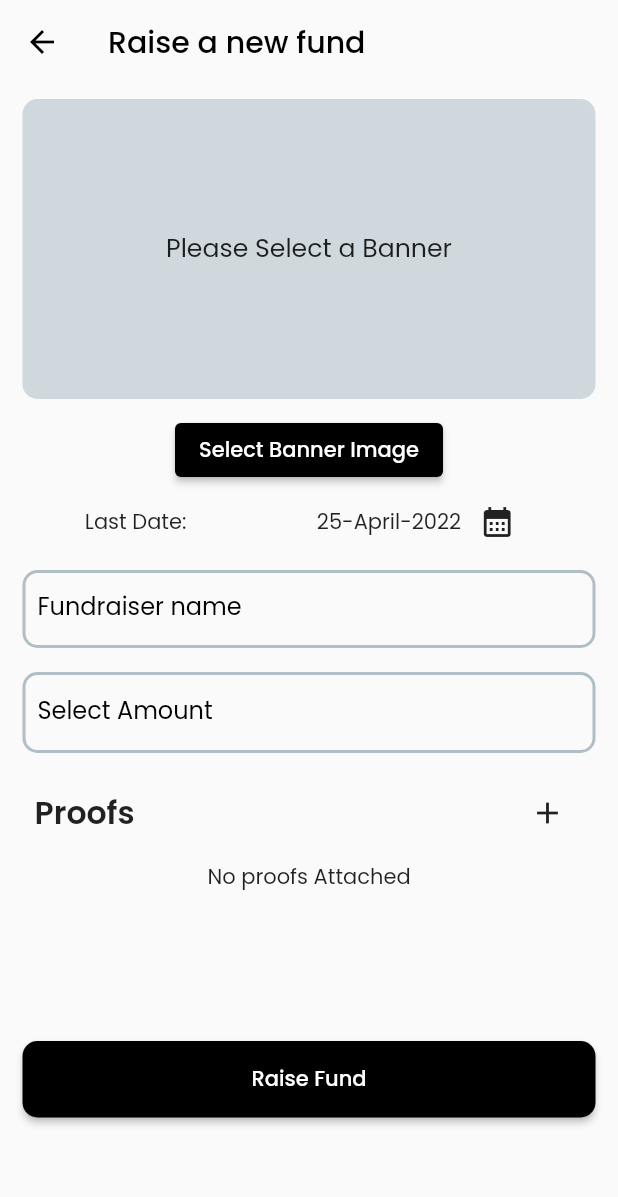
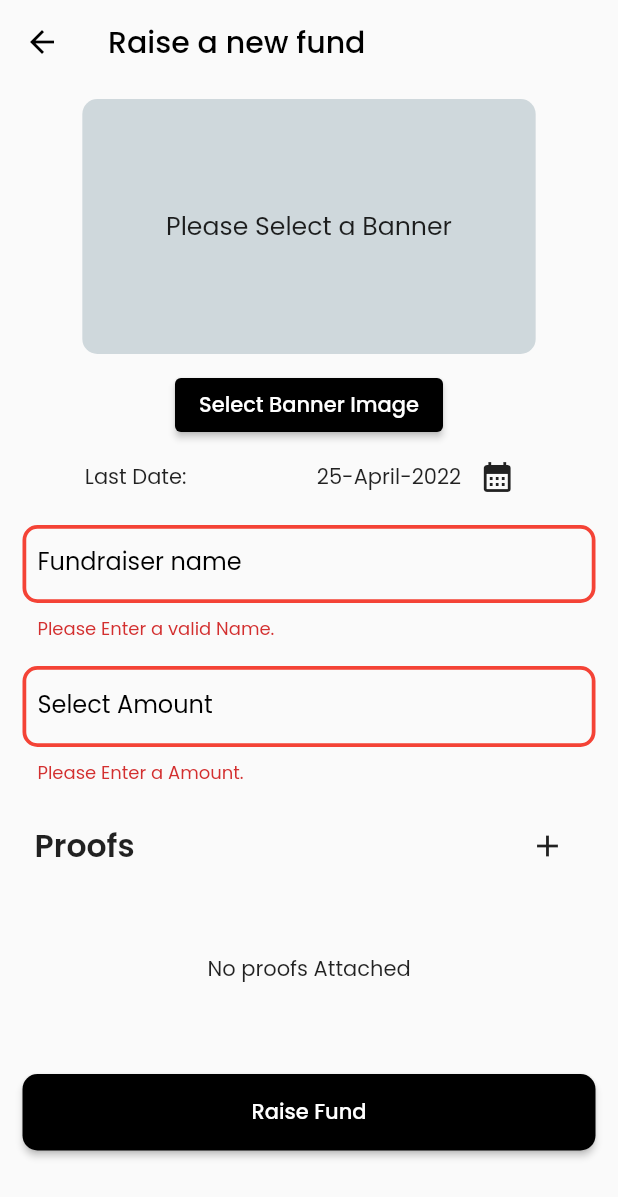
Before and after one commit to Invest-Mate/Mobile-Frontend, a Flutter app: the NewFundScreen screen opened directly, after a tap on "Raise Fund", on a phone screen of 412 x 824 dp. Shown: the top 1197 px of the screen. Run offline on Flutter 3.47's test engine with Material 2 defaults, Android fonts, the phone set to English and light mode, and no system bars; our stand-ins replace carousel_slider, dotted_border, file_picker, introduction_screen, page_transition, readmore; missing offline and left inert: circular_reveal_animation, syncfusion_flutter_pdfviewer.

Commit message:
Update new_fund_screen.dart

```diff
--- a/lib/screens/add_fundraiser/new_fund_screen.dart
+++ b/lib/screens/add_fundraiser/new_fund_screen.dart
@@ -15,9 +15,10 @@ class NewFundScreen extends StatefulWidget {
 }
 
 class _NewFundScreenState extends State<NewFundScreen> {
+  final _formKey = GlobalKey<FormState>();
   final TextEditingController _name = TextEditingController();
+  final TextEditingController _money = TextEditingController();
 
-  final TextEditingController _money = TextEditingController();
   DateTime? lastDate = DateTime.now().add(const Duration(days: 7));
   String dateString = "Select";
   File? bannerImage;
@@ -25,8 +26,24 @@ class _NewFundScreenState extends State<NewFundScreen> {
   List<Map<String, String>> _proofs = [];
   // _files = Temp files stored before converting them to _proofs
   List<FilePickerResult> _files = [];
+
+  bool _isUploading = false;
   @override
   Widget build(BuildContext context) {
+    void convertFilesToProofsList() {
+      _proofs.clear();
+      for (var file in _files) {
+        // Upload files to database
+        // get url link
+        String fileUrl = "File URL here";
+        // adding to proofs
+        _proofs.add({
+          "fileName": file.files.first.name,
+          "fileUrl": fileUrl,
+        });
+      }
+    }
+
     void addFileAsProofs() async {
       MyFilePicker _myPicker = MyFilePicker();
       FilePickerResult? file = await _myPicker.pickFileForProof();
@@ -38,6 +55,32 @@ class _NewFundScreenState extends State<NewFundScreen> {
       }
     }
 
+    Future<void> newFund() async {
+      bool isValid = _formKey.currentState!.validate();
+      if (!isValid) {
+        return;
+      }
+      if (_files.isEmpty) {
+        ScaffoldMessenger.of(context).showSnackBar(
+          const SnackBar(
+            content: Text("Please Upload some valid proof"),
+          ),
+        );
+        return;
+      }
+      setState(() {
+        _isUploading = true;
+      });
+      convertFilesToProofsList();
+      for (var element in _proofs) {
+        log(element.toString() + "\n");
+      }
+      // upload stuff to document
+      setState(() {
+        _isUploading = false;
+      });
+    }
+
     return Scaffold(
       appBar: AppBar(
         backgroundColor: Colors.transparent,
@@ -46,6 +89,7 @@ class _NewFundScreenState extends State<NewFundScreen> {
         title: const Text("Raise a new fund"),
       ),
       body: Form(
+          key: _formKey,
           child: SingleChildScrollView(
             child: Padding(
               padding: const EdgeInsets.symmetric(horizontal: 15),
@@ -62,8 +106,8 @@ class _NewFundScreenState extends State<NewFundScreen> {
                             ? Colors.white
                             : Colors.blueGrey[100],
                       ),
-                  height: 200,
-                  width: double.maxFinite,
+                      height: 170,
+                      width: 170 * 16 / 9, // 16/9 is ratio
                       child: bannerImage != null
                           ? Image.file(
                               bannerImage!,
@@ -108,8 +152,8 @@ class _NewFundScreenState extends State<NewFundScreen> {
                               onPressed: () async {
                                 DateTime? date = await showDatePicker(
                                   context: context,
-                              initialDate:
-                                  DateTime.now().add(const Duration(days: 30)),
+                                  initialDate: DateTime.now()
+                                      .add(const Duration(days: 30)),
                                   firstDate: DateTime.now(),
                                   lastDate: DateTime.now().add(
                                     const Duration(days: 365),
@@ -121,7 +165,7 @@ class _NewFundScreenState extends State<NewFundScreen> {
                                   });
                                 }
                               },
-                          icon: Icon(
+                              icon: const Icon(
                                 Icons.calendar_month,
                               ),
                             ),
@@ -134,6 +178,13 @@ class _NewFundScreenState extends State<NewFundScreen> {
                   Padding(
                     padding: const EdgeInsets.symmetric(vertical: 8.0),
                     child: TextFormField(
+                      validator: (value) {
+                        if (value!.isEmpty ||
+                            value == "" ||
+                            value.length <= 5) {
+                          return "Please Enter a valid Name.";
+                        }
+                      },
                       controller: _name,
                       decoration: InputDecoration(
                         contentPadding: const EdgeInsets.symmetric(
@@ -149,6 +200,22 @@ class _NewFundScreenState extends State<NewFundScreen> {
                           borderSide: BorderSide(
                             width: 2,
                             color: Colors.blueGrey[200]!,
+                          ),
+                          borderRadius: BorderRadius.circular(10),
+                        ),
+                        errorBorder: OutlineInputBorder(
+                          borderSide: const BorderSide(
+                            width: 2.5,
+                            color: Colors.red,
+                            // color: Colors.blue,
+                          ),
+                          borderRadius: BorderRadius.circular(10),
+                        ),
+                        focusedErrorBorder: OutlineInputBorder(
+                          borderSide: const BorderSide(
+                            width: 2.5,
+                            color: Colors.red,
+                            // color: Colors.blue,
                           ),
                           borderRadius: BorderRadius.circular(10),
                         ),
@@ -168,8 +235,36 @@ class _NewFundScreenState extends State<NewFundScreen> {
                     padding: const EdgeInsets.symmetric(vertical: 8.0),
                     child: TextFormField(
                       controller: _money,
+                      validator: (value) {
+                        if (value!.isEmpty) {
+                          return "Please Enter a Amount.";
+                        }
+                        double amount = double.parse(value);
+                        if (amount < 1000) {
+                          return "Cannot Fund for less than Rs 1000.";
+                        }
+                        if (amount > 1000000000) {
+                          return "Cannot Fund that amount of money.";
+                        }
+                      },
                       keyboardType: TextInputType.number,
                       decoration: InputDecoration(
+                        errorBorder: OutlineInputBorder(
+                          borderSide: const BorderSide(
+                            width: 2.5,
+                            color: Colors.red,
+                            // color: Colors.blue,
+                          ),
+                          borderRadius: BorderRadius.circular(10),
+                        ),
+                        focusedErrorBorder: OutlineInputBorder(
+                          borderSide: const BorderSide(
+                            width: 2.5,
+                            color: Colors.red,
+                            // color: Colors.blue,
+                          ),
+                          borderRadius: BorderRadius.circular(10),
+                        ),
                         prefix: const Padding(
                             padding: EdgeInsets.symmetric(horizontal: 5),
                             child: Text("Rs")),
@@ -202,7 +297,8 @@ class _NewFundScreenState extends State<NewFundScreen> {
                   ),
                   // Proofs
                   Container(
-                padding: const EdgeInsets.symmetric(vertical: 8, horizontal: 8),
+                    padding:
+                        const EdgeInsets.symmetric(vertical: 8, horizontal: 8),
                     child: Row(
                       mainAxisAlignment: MainAxisAlignment.spaceBetween,
                       children: [
@@ -237,12 +333,13 @@ class _NewFundScreenState extends State<NewFundScreen> {
                             ),
                           ),
                         )
-                  : const Center(
-                      child: SizedBox(
+                      : const SizedBox(
                           height: 100,
+                          child: Center(
                             child: Text("No proofs Attached"),
                           ),
                         ),
+                  // upload button
                   Padding(
                     padding: const EdgeInsets.only(top: 20, bottom: 20),
                     child: ElevatedButton(
@@ -255,8 +352,16 @@ class _NewFundScreenState extends State<NewFundScreen> {
                           padding: const EdgeInsets.symmetric(
                             vertical: 15,
                           )),
-                  onPressed: () {},
-                  child: const Text('Raise Fund'),
+                      onPressed: () {
+                        newFund();
+                      },
+                      child: _isUploading
+                          ? const Center(
+                              child: CircularProgressIndicator(
+                                color: Colors.white,
+                              ),
+                            )
+                          : const Text('Raise Fund'),
                     ),
                   ),
                 ],
```
Lines whose indentation alone changed are shown as unchanged.
